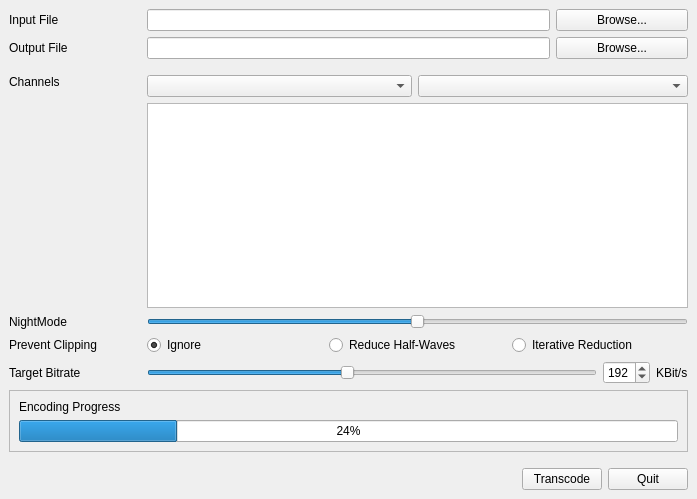
This is Nuclex.OpusTranscoder.Native/UserInterface/MainWindow.ui in nuclex-video-tools/Nuclex.OpusTranscoder.Native as Qt 5 draws it before an edit. The edited form follows.
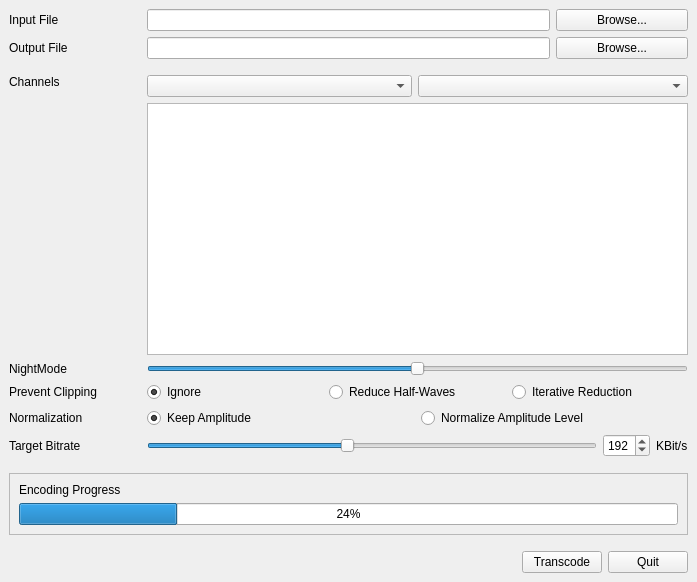
This is the edited form.

Commit message: Paths are now displayed and passed to Nuclex.Audio.Native in the native platform format - first Opus transcode from WavPack on Windows has now succeeded, too

What changed in the file:
```diff
--- a/Nuclex.OpusTranscoder.Native/UserInterface/MainWindow.ui
+++ b/Nuclex.OpusTranscoder.Native/UserInterface/MainWindow.ui
@@ -7,7 +7,7 @@
     <x>0</x>
     <y>0</y>
     <width>697</width>
-    <height>499</height>
+    <height>582</height>
    </rect>
   </property>
   <property name="windowTitle">
@@ -15,8 +15,126 @@
   </property>
   <widget class="QWidget" name="centralwidget">
    <layout class="QGridLayout" name="gridLayout">
+    <item row="5" column="0">
+     <widget class="QLabel" name="nightModeLabel">
+      <property name="toolTip">
+       <string>&lt;html&gt;&lt;head/&gt;&lt;body&gt;&lt;p&gt;Nightmode is an alternative 5.1 to stereo downmix formula originating from a user on the Doom9 forums. It gives the center channel more prominence and is intended to make spoken dialogue easier to hear in the downmix.&lt;/p&gt;&lt;/body&gt;&lt;/html&gt;</string>
+      </property>
+      <property name="text">
+       <string>NightMode</string>
+      </property>
+     </widget>
+    </item>
+    <item row="0" column="1" colspan="3">
+     <widget class="QLineEdit" name="inputPathLine">
+      <property name="toolTip">
+       <string>Input file path. Can be any Waveform (*.wav), FLAC (*.flac) or WavPack (*.wv) file. Press enter after entering the path to read the input file's channel layout and properties.</string>
+      </property>
+     </widget>
+    </item>
+    <item row="8" column="1" colspan="4">
+     <layout class="QHBoxLayout" name="bitrateLayout">
+      <item>
+       <widget class="QSlider" name="bitrateSlider">
+        <property name="toolTip">
+         <string>&lt;html&gt;&lt;head/&gt;&lt;body&gt;&lt;p&gt;Targeted bitrate of the encoded Opus audio file. Opinions may vary, but generally 96 kbit/s is considered virtually imperceptible from the original file and 128 kbit/s is considered transparent. 192 kbit/s should be on the safe side of everything.&lt;/p&gt;&lt;/body&gt;&lt;/html&gt;</string>
+        </property>
+        <property name="minimum">
+         <number>64</number>
+        </property>
+        <property name="maximum">
+         <number>352</number>
+        </property>
+        <property name="singleStep">
+         <number>4</number>
+        </property>
+        <property name="pageStep">
+         <number>32</number>
+        </property>
+        <property name="value">
+         <number>192</number>
+        </property>
+        <property name="orientation">
+         <enum>Qt::Horizontal</enum>
+        </property>
+       </widget>
+      </item>
+      <item>
+       <widget class="QSpinBox" name="bitrateNumber">
+        <property name="toolTip">
+         <string>&lt;html&gt;&lt;head/&gt;&lt;body&gt;&lt;p&gt;Targeted bitrate of the encoded Opus audio file. Opinions may vary, but generally 96 kbit/s is considered virtually imperceptible from the original file and 128 kbit/s is considered transparent. 192 kbit/s should be on the safe side of everything.&lt;/p&gt;&lt;/body&gt;&lt;/html&gt;</string>
+        </property>
+        <property name="minimum">
+         <number>64</number>
+        </property>
+        <property name="maximum">
+         <number>352</number>
+        </property>
+        <property name="singleStep">
+         <number>4</number>
+        </property>
+        <property name="value">
+         <number>192</number>
+        </property>
+       </widget>
+      </item>
+      <item>
+       <widget class="QLabel" name="bitrateKilobitsLabel">
+        <property name="toolTip">
+         <string>&lt;html&gt;&lt;head/&gt;&lt;body&gt;&lt;p&gt;Targeted bitrate of the encoded Opus audio file. Opinions may vary, but generally 96 kbit/s is considered virtually imperceptible from the original file and 128 kbit/s is considered transparent. 192 kbit/s should be on the safe side of everything.&lt;/p&gt;&lt;/body&gt;&lt;/html&gt;</string>
+        </property>
+        <property name="text">
+         <string>KBit/s</string>
+        </property>
+       </widget>
+      </item>
+     </layout>
+    </item>
+    <item row="11" column="0" colspan="5">
+     <spacer name="progressToButtonSpacer">
+      <property name="orientation">
+       <enum>Qt::Vertical</enum>
+      </property>
+      <property name="sizeType">
+       <enum>QSizePolicy::Fixed</enum>
+      </property>
+      <property name="sizeHint" stdset="0">
+       <size>
+        <width>10</width>
+        <height>10</height>
+       </size>
+      </property>
+     </spacer>
+    </item>
+    <item row="1" column="1" colspan="3">
+     <widget class="QLineEdit" name="outputPathLine">
+      <property name="toolTip">
+       <string>Path in which the generated Opus (*.opus) audio file will be saved.</string>
+      </property>
+     </widget>
+    </item>
+    <item row="1" column="0">
+     <widget class="QLabel" name="outputFileLabel">
+      <property name="toolTip">
+       <string>Opus audio file that will be the final output generated by the transcoding process.</string>
+      </property>
+      <property name="text">
+       <string>Output File</string>
+      </property>
+     </widget>
+    </item>
+    <item row="0" column="4">
+     <widget class="QPushButton" name="browseInputFileButton">
+      <property name="toolTip">
+       <string>Opens a file selection dialog that lets you browse for the input file.</string>
+      </property>
+      <property name="text">
+       <string>Browse...</string>
+      </property>
+     </widget>
+    </item>
     <item row="6" column="1" colspan="4">
-     <layout class="QHBoxLayout" name="horizontalLayout">
+     <layout class="QHBoxLayout" name="clippingChoiceLayout">
       <item>
        <widget class="QRadioButton" name="ignoreClippingOption">
         <property name="toolTip">
@@ -28,6 +146,9 @@
         <property name="checked">
          <bool>true</bool>
         </property>
+        <attribute name="buttonGroup">
+         <string notr="true">declipGroup</string>
+        </attribute>
        </widget>
       </item>
       <item>
@@ -38,6 +159,9 @@
         <property name="text">
          <string>Reduce Half-Waves</string>
         </property>
+        <attribute name="buttonGroup">
+         <string notr="true">declipGroup</string>
+        </attribute>
        </widget>
       </item>
       <item>
@@ -48,66 +172,112 @@
         <property name="text">
          <string>Iterative Reduction</string>
         </property>
+        <attribute name="buttonGroup">
+         <string notr="true">declipGroup</string>
+        </attribute>
        </widget>
       </item>
      </layout>
     </item>
-    <item row="0" column="1" colspan="3">
-     <widget class="QLineEdit" name="inputPathLine">
-      <property name="toolTip">
-       <string>Input file path. Can be any Waveform (*.wav), FLAC (*.flac) or WavPack (*.wv) file. Press enter after entering the path to read the input file's channel layout and properties.</string>
-      </property>
-     </widget>
+    <item row="12" column="0" colspan="5">
+     <layout class="QHBoxLayout" name="actionButtonLayout">
+      <item>
+       <spacer name="paddingToButtonSpacer">
+        <property name="orientation">
+         <enum>Qt::Horizontal</enum>
+        </property>
+        <property name="sizeHint" stdset="0">
+         <size>
+          <width>40</width>
+          <height>20</height>
+         </size>
+        </property>
+       </spacer>
+      </item>
+      <item>
+       <widget class="QPushButton" name="encodeOrCancelButton">
+        <property name="toolTip">
+         <string>Begins the transcode process.</string>
+        </property>
+        <property name="text">
+         <string>Transcode</string>
+        </property>
+       </widget>
+      </item>
+      <item>
+       <widget class="QPushButton" name="quitButton">
+        <property name="toolTip">
+         <string>Terminates the application.</string>
+        </property>
+        <property name="text">
+         <string>Quit</string>
+        </property>
+       </widget>
+      </item>
+     </layout>
     </item>
-    <item row="3" column="3" colspan="2">
-     <widget class="QComboBox" name="outputChannelsCombo">
+    <item row="7" column="0">
+     <widget class="QLabel" name="normalizationLabel">
       <property name="toolTip">
-       <string>The channel layout the output Opus (*.opus) file should have. Selecting fewer channels than the input file will downmix channels as shown in the visualization panel.</string>
-      </property>
-     </widget>
-    </item>
-    <item row="5" column="0">
-     <widget class="QLabel" name="nightModeLabel">
-      <property name="toolTip">
-       <string>&lt;html&gt;&lt;head/&gt;&lt;body&gt;&lt;p&gt;Nightmode is an alternative 5.1 to stereo downmix formula originating from a user on the Doom9 forums. It gives the center channel more prominence and is intended to make spoken dialogue easier to hear in the downmix.&lt;/p&gt;&lt;/body&gt;&lt;/html&gt;</string>
+       <string>Whether the audio track should be normalized in amplitude (volume).</string>
       </property>
       <property name="text">
-       <string>NightMode</string>
+       <string>Normalization</string>
       </property>
      </widget>
     </item>
-    <item row="4" column="1" colspan="4">
-     <widget class="QGraphicsView" name="channelGraphics">
-      <property name="toolTip">
-       <string>Visualizes what is going to happen ot the audio channels of the input file when they're encoded in the output Opus (*.opus) file.</string>
-      </property>
-     </widget>
+    <item row="7" column="1" colspan="4">
+     <layout class="QHBoxLayout" name="normalizationLayout">
+      <item>
+       <widget class="QRadioButton" name="keepAmplitudeOption">
+        <property name="toolTip">
+         <string>Leaves the amplitude of the audio signal untouched. Note that downmixing unconventional 5.1 surround tracks to stereo may introduce clipping with this option.</string>
+        </property>
+        <property name="text">
+         <string>Keep Amplitude</string>
+        </property>
+        <property name="checked">
+         <bool>true</bool>
+        </property>
+        <attribute name="buttonGroup">
+         <string notr="true">normalizationGroup</string>
+        </attribute>
+       </widget>
+      </item>
+      <item>
+       <widget class="QRadioButton" name="normalizeOption">
+        <property name="toolTip">
+         <string>Normalizes the amplitude to use the full range. This both prevents clipping introduced from unconvential 5.1 surround tracks that are downmixed and fixes stereo tracks mixed to a lower volume level. Will also ruin pure music tracks that intentionally remain at a lower volume.</string>
+        </property>
+        <property name="text">
+         <string>Normalize Amplitude Level</string>
+        </property>
+        <attribute name="buttonGroup">
+         <string notr="true">normalizationGroup</string>
+        </attribute>
+       </widget>
+      </item>
+     </layout>
     </item>
-    <item row="0" column="4">
-     <widget class="QPushButton" name="browseInputFileButton">
+    <item row="1" column="4">
+     <widget class="QPushButton" name="browseOutputFileButton">
       <property name="toolTip">
-       <string>Opens a file selection dialog that lets you browse for the input file.</string>
+       <string>Opens a file selection dialog in which you can pick the directory and choose a new or existing output file name for your Opus (*.opus) file.</string>
       </property>
       <property name="text">
        <string>Browse...</string>
       </property>
      </widget>
     </item>
-    <item row="9" column="0" colspan="5">
-     <spacer name="verticalSpacer">
-      <property name="orientation">
-       <enum>Qt::Vertical</enum>
+    <item row="8" column="0">
+     <widget class="QLabel" name="bitrateLabel">
+      <property name="toolTip">
+       <string>Targeted bitrate of the encoded Opus audio file. Opinions may vary, but generally 96 kbit/s is considered virtually imperceptible from the original file and 128 kbit/s is considered transparent. 192 kbit/s should be on the safe side of everything.</string>
       </property>
-      <property name="sizeType">
-       <enum>QSizePolicy::Fixed</enum>
+      <property name="text">
+       <string>Target Bitrate</string>
       </property>
-      <property name="sizeHint" stdset="0">
-       <size>
-        <width>10</width>
-        <height>10</height>
-       </size>
-      </property>
-     </spacer>
+     </widget>
     </item>
     <item row="5" column="1" colspan="4">
      <widget class="QSlider" name="nightModeSlider">
@@ -131,70 +301,21 @@
       </property>
      </widget>
     </item>
-    <item row="3" column="1" colspan="2">
-     <widget class="QComboBox" name="inputChannelsCombo">
-      <property name="toolTip">
-       <string>The channel layout of the input file.</string>
+    <item row="2" column="0" colspan="5">
+     <spacer name="filesToOptionsSpacer">
+      <property name="orientation">
+       <enum>Qt::Vertical</enum>
       </property>
-     </widget>
-    </item>
-    <item row="7" column="1" colspan="4">
-     <layout class="QHBoxLayout" name="bitrateLayout">
-      <item>
-       <widget class="QSlider" name="bitrateSlider">
-        <property name="toolTip">
-         <string>&lt;html&gt;&lt;head/&gt;&lt;body&gt;&lt;p&gt;Targeted bitrate of the encoded Opus audio file. Opinions may vary, but generally 96 kbit/s is considered virtually imperceptible from the original file and 128 kbit/s is considered transparent. 192 kbit/s should be on the safe side of everything.&lt;/p&gt;&lt;/body&gt;&lt;/html&gt;</string>
-        </property>
-        <property name="minimum">
-         <number>64</number>
-        </property>
-        <property name="maximum">
-         <number>352</number>
-        </property>
-        <property name="singleStep">
-         <number>4</number>
-        </property>
-        <property name="pageStep">
-         <number>32</number>
-        </property>
-        <property name="value">
-         <number>192</number>
-        </property>
-        <property name="orientation">
-         <enum>Qt::Horizontal</enum>
-        </property>
-       </widget>
-      </item>
-      <item>
-       <widget class="QSpinBox" name="bitrateNumber">
-        <property name="toolTip">
-         <string>&lt;html&gt;&lt;head/&gt;&lt;body&gt;&lt;p&gt;Targeted bitrate of the encoded Opus audio file. Opinions may vary, but generally 96 kbit/s is considered virtually imperceptible from the original file and 128 kbit/s is considered transparent. 192 kbit/s should be on the safe side of everything.&lt;/p&gt;&lt;/body&gt;&lt;/html&gt;</string>
-        </property>
-        <property name="minimum">
-         <number>64</number>
-        </property>
-        <property name="maximum">
-         <number>352</number>
-        </property>
-        <property name="singleStep">
-         <number>4</number>
-        </property>
-        <property name="value">
-         <number>192</number>
-        </property>
-       </widget>
-      </item>
-      <item>
-       <widget class="QLabel" name="bitrateKilobitsLabel">
-        <property name="toolTip">
-         <string>&lt;html&gt;&lt;head/&gt;&lt;body&gt;&lt;p&gt;Targeted bitrate of the encoded Opus audio file. Opinions may vary, but generally 96 kbit/s is considered virtually imperceptible from the original file and 128 kbit/s is considered transparent. 192 kbit/s should be on the safe side of everything.&lt;/p&gt;&lt;/body&gt;&lt;/html&gt;</string>
-        </property>
-        <property name="text">
-         <string>KBit/s</string>
-        </property>
-       </widget>
-      </item>
-     </layout>
+      <property name="sizeType">
+       <enum>QSizePolicy::Fixed</enum>
+      </property>
+      <property name="sizeHint" stdset="0">
+       <size>
+        <width>10</width>
+        <height>10</height>
+       </size>
+      </property>
+     </spacer>
     </item>
     <item row="6" column="0">
      <widget class="QLabel" name="antiClipLabel">
@@ -206,13 +327,13 @@
       </property>
      </widget>
     </item>
-    <item row="1" column="4">
-     <widget class="QPushButton" name="browseOutputFileButton">
+    <item row="0" column="0">
+     <widget class="QLabel" name="inputFileLabel">
       <property name="toolTip">
-       <string>Opens a file selection dialog in which you can pick the directory and choose a new or existing output file name for your Opus (*.opus) file.</string>
+       <string>File that will be decoded and then encoded to the Opus audio format.</string>
       </property>
       <property name="text">
-       <string>Browse...</string>
+       <string>Input File</string>
       </property>
      </widget>
     </item>
@@ -229,7 +350,14 @@
       </property>
      </widget>
     </item>
-    <item row="8" column="0" colspan="5">
+    <item row="3" column="1" colspan="2">
+     <widget class="QComboBox" name="inputChannelsCombo">
+      <property name="toolTip">
+       <string>The channel layout of the input file.</string>
+      </property>
+     </widget>
+    </item>
+    <item row="10" column="0" colspan="5">
      <widget class="QFrame" name="warningFrame">
       <property name="minimumSize">
        <size>
@@ -279,25 +407,22 @@
       </layout>
      </widget>
     </item>
-    <item row="1" column="1" colspan="3">
-     <widget class="QLineEdit" name="outputPathLine">
+    <item row="3" column="3" colspan="2">
+     <widget class="QComboBox" name="outputChannelsCombo">
       <property name="toolTip">
-       <string>Path in which the generated Opus (*.opus) audio file will be saved.</string>
+       <string>The channel layout the output Opus (*.opus) file should have. Selecting fewer channels than the input file will downmix channels as shown in the visualization panel.</string>
       </property>
      </widget>
     </item>
-    <item row="1" column="0">
-     <widget class="QLabel" name="outputFileLabel">
+    <item row="4" column="1" colspan="4">
+     <widget class="QGraphicsView" name="channelGraphics">
       <property name="toolTip">
-       <string>Opus audio file that will be the final output generated by the transcoding process.</string>
+       <string>Visualizes what is going to happen ot the audio channels of the input file when they're encoded in the output Opus (*.opus) file.</string>
       </property>
-      <property name="text">
-       <string>Output File</string>
-      </property>
      </widget>
     </item>
-    <item row="2" column="0" colspan="5">
-     <spacer name="verticalSpacer_2">
+    <item row="9" column="0" colspan="5">
+     <spacer name="settingsToWarningFrameSpacer">
       <property name="orientation">
        <enum>Qt::Vertical</enum>
       </property>
@@ -312,63 +437,6 @@
       </property>
      </spacer>
     </item>
-    <item row="10" column="0" colspan="5">
-     <layout class="QHBoxLayout" name="horizontalLayout_2">
-      <item>
-       <spacer name="horizontalSpacer">
-        <property name="orientation">
-         <enum>Qt::Horizontal</enum>
-        </property>
-        <property name="sizeHint" stdset="0">
-         <size>
-          <width>40</width>
-          <height>20</height>
-         </size>
-        </property>
-       </spacer>
-      </item>
-      <item>
-       <widget class="QPushButton" name="encodeOrCancelButton">
-        <property name="toolTip">
-         <string>Begins the transcode process.</string>
-        </property>
-        <property name="text">
-         <string>Transcode</string>
-        </property>
-       </widget>
-      </item>
-      <item>
-       <widget class="QPushButton" name="quitButton">
-        <property name="toolTip">
-         <string>Terminates the application.</string>
-        </property>
-        <property name="text">
-         <string>Quit</string>
-        </property>
-       </widget>
-      </item>
-     </layout>
-    </item>
-    <item row="0" column="0">
-     <widget class="QLabel" name="inputFileLabel">
-      <property name="toolTip">
-       <string>File that will be decoded and then encoded to the Opus audio format.</string>
-      </property>
-      <property name="text">
-       <string>Input File</string>
-      </property>
-     </widget>
-    </item>
-    <item row="7" column="0">
-     <widget class="QLabel" name="bitrateLabel">
-      <property name="toolTip">
-       <string>&lt;html&gt;&lt;head/&gt;&lt;body&gt;&lt;p&gt;Targeted bitrate of the encoded Opus audio file. Opinions may vary, but generally 96 kbit/s is considered virtually imperceptible from the original file and 128 kbit/s is considered transparent. 192 kbit/s should be on the safe side of everything.&lt;/p&gt;&lt;/body&gt;&lt;/html&gt;</string>
-      </property>
-      <property name="text">
-       <string>Target Bitrate</string>
-      </property>
-     </widget>
-    </item>
    </layout>
   </widget>
  </widget>
```
Left out of the diff: 4 changed lines with no effect on the pictures. The commit also changes 7 other files.
